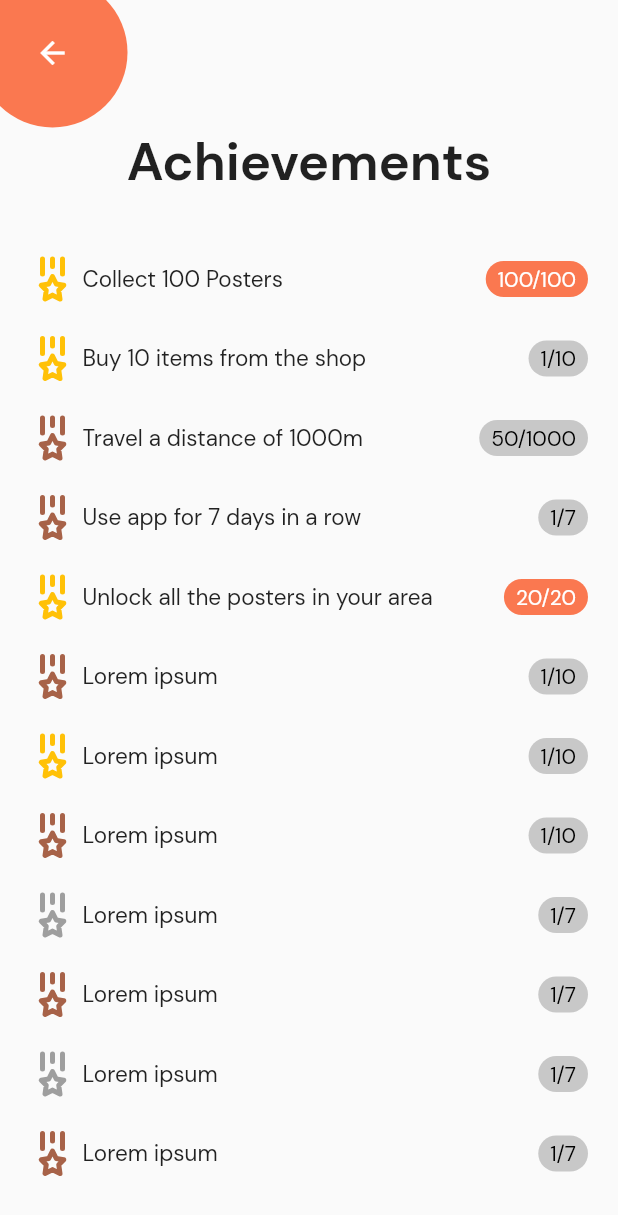
After one commit to anassbelkas/Adzone_front, a Flutter app: the Achievements screen opened directly, on a phone screen of 412 x 824 dp. The commit adds this screen. Shown: the top 1215 px of the screen. Run offline on Flutter 3.47's test engine with Material 2 defaults, Android fonts, the phone set to English and light mode, and no system bars; our stand-ins replace animated_background, animated_splash_screen, dio, flutter_secure_storage, flutter_spinkit, flutter_tabler_icons and 3 more; missing offline and left inert: eventify, material_dialogs, spring; accounts and stored records are empty; network calls fail.

Commit message:
changed rewards and profile and added achievements screen

```diff
--- /dev/null
+++ b/lib/screens/achievements.dart
@@ -0,0 +1,190 @@
+import 'package:adzone/screens/home.dart';
+import 'package:flutter/material.dart';
+import 'package:adzone/theme.dart';
+import 'package:google_nav_bar/google_nav_bar.dart';
+import 'package:iconsax/iconsax.dart';
+import 'package:flutter_tabler_icons/flutter_tabler_icons.dart';
+
+class Achievements extends StatelessWidget {
+  List<Map> achievements = [
+    {
+      'name': 'Collect 100 Posters',
+      'iconPath': TablerIcons.medal,
+      'iconColor': Colors.amber,
+      'progression': '100',
+      'goal': '100'
+    },
+    {
+      'name': 'Buy 10 items from the shop',
+      'iconPath': TablerIcons.medal,
+      'iconColor': Colors.amber,
+      'progression': '1',
+      'goal': '10'
+    },
+    {
+      'name': 'Travel a distance of 1000m',
+      'iconPath': TablerIcons.medal,
+      'iconColor': Color.fromARGB(255, 167, 98, 72),
+      'progression': '50',
+      'goal': '1000'
+    },
+    {
+      'name': 'Use app for 7 days in a row',
+      'iconPath': TablerIcons.medal,
+      'iconColor': Color.fromARGB(255, 167, 98, 72),
+      'progression': '1',
+      'goal': '7'
+    },
+    {
+      'name': 'Unlock all the posters in your area',
+      'iconPath': TablerIcons.medal,
+      'iconColor': Colors.amber,
+      'progression': '20',
+      'goal': '20'
+    },
+    {
+      'name': 'Lorem ipsum',
+      'iconPath': TablerIcons.medal,
+      'iconColor': Color.fromARGB(255, 167, 98, 72),
+      'progression': '1',
+      'goal': '10'
+    },
+    {
+      'name': 'Lorem ipsum',
+      'iconPath': TablerIcons.medal,
+      'iconColor': Colors.amber,
+      'progression': '1',
+      'goal': '10'
+    },
+    {
+      'name': 'Lorem ipsum',
+      'iconPath': TablerIcons.medal,
+      'iconColor': Color.fromARGB(255, 167, 98, 72),
+      'progression': '1',
+      'goal': '10'
+    },
+    {
+      'name': 'Lorem ipsum',
+      'iconPath': TablerIcons.medal,
+      'iconColor': Colors.grey,
+      'progression': '1',
+      'goal': '7'
+    },
+    {
+      'name': 'Lorem ipsum',
+      'iconPath': TablerIcons.medal,
+      'iconColor': Color.fromARGB(255, 167, 98, 72),
+      'progression': '1',
+      'goal': '7'
+    },
+    {
+      'name': 'Lorem ipsum',
+      'iconPath': TablerIcons.medal,
+      'iconColor': Colors.grey,
+      'progression': '1',
+      'goal': '7'
+    },
+    {
+      'name': 'Lorem ipsum',
+      'iconPath': TablerIcons.medal,
+      'iconColor': Color.fromARGB(255, 167, 98, 72),
+      'progression': '1',
+      'goal': '7'
+    },
+  ];
+
+  @override
+  Widget build(BuildContext context) {
+    return Scaffold(
+      body: Container(
+        child: Column(
+          children: [
+            Container(
+              height: 85,
+              child: Stack(
+                children: [
+                  Positioned(
+                      top: -15,
+                      left: -15,
+                      child: Container(
+                        decoration: BoxDecoration(
+                            shape: BoxShape.circle, color: Color(0xFFFA7850)),
+                        width: 100,
+                        height: 100,
+                        child: TextButton(
+                            style: TextButton.styleFrom(
+                                minimumSize: Size.zero,
+                                padding: EdgeInsets.zero,
+                                tapTargetSize: MaterialTapTargetSize.shrinkWrap,
+                                primary: Colors.white),
+                            onPressed: () => Navigator.of(context).pop(),
+                            child: Icon(IconData(0xe092,
+                                fontFamily: 'MaterialIcons',
+                                matchTextDirection: true))),
+                      )),
+                ],
+              ),
+            ),
+            Center(
+              child: Text(
+                "Achievements",
+                style: TextStyle(fontSize: 35, fontWeight: FontWeight.w600),
+              ),
+            ),
+            SizedBox(
+              height: 25,
+            ),
+            SizedBox(
+              height: 5,
+            ),
+            Expanded(
+              child: ListView.builder(
+                shrinkWrap: true,
+                itemCount: achievements.length,
+                itemBuilder: ((context, index) {
+                  return Container(
+                    margin: EdgeInsets.only(left: 15, right: 15, bottom: 3),
+                    height: 50,
+                    child: Row(children: [
+                      Icon(
+                        achievements[index]['iconPath'],
+                        color: achievements[index]['iconColor'],
+                        size: 40,
+                      ),
+                      Text(
+                        achievements[index]['name'],
+                        style: TextStyle(fontSize: 15),
+                      ),
+                      Spacer(),
+                      Container(
+                        margin: EdgeInsets.only(right: 5),
+                        padding: EdgeInsets.only(
+                            top: 3, bottom: 3, left: 8, right: 8),
+                        decoration: BoxDecoration(
+                            color: achievements[index]['progression'] ==
+                                    achievements[index]['goal']
+                                ? Color(0xFFFA7850)
+                                : Color.fromARGB(255, 200, 200, 200),
+                            borderRadius:
+                                BorderRadius.all(Radius.circular(20))),
+                        child: Text(
+                            achievements[index]['progression'] +
+                                '/' +
+                                achievements[index]['goal'],
+                            style: TextStyle(
+                                color: achievements[index]['progression'] ==
+                                        achievements[index]['goal']
+                                    ? Colors.white
+                                    : Colors.black)),
+                      )
+                    ]),
+                  );
+                }),
+              ),
+            ),
+          ],
+        ),
+      ),
+    );
+  }
+}
--- a/lib/screens/profil.dart
+++ b/lib/screens/profil.dart
@@ -1,6 +1,7 @@
 import 'package:adzone/screens/Settings.dart';
 import 'package:adzone/screens/home.dart';
 import 'package:adzone/screens/rewards.dart';
+import 'package:adzone/screens/achievements.dart';
 import 'package:flutter/material.dart';
 import 'package:adzone/theme.dart';
 
@@ -46,6 +47,7 @@ class Profil extends StatelessWidget {
             Container(
               padding: EdgeInsets.only(left: 16, top: 25, right: 16),
               child: Column(
+                crossAxisAlignment: CrossAxisAlignment.start,
                 children: [
                   Center(
                     child: Stack(
@@ -182,7 +184,13 @@ class Profil extends StatelessWidget {
                             tapTargetSize: MaterialTapTargetSize.shrinkWrap,
                             primary: Colors.black,
                           ),
-                          onPressed: () {},
+                          onPressed: () {
+                            Navigator.push(
+                              context,
+                              MaterialPageRoute(
+                                  builder: (context) => Achievements()),
+                            );
+                          },
                           child: Icon(IconData(0xe09c,
                               fontFamily: 'MaterialIcons',
                               matchTextDirection: true)))
@@ -252,6 +260,7 @@ class Profil extends StatelessWidget {
                       padding: const EdgeInsets.all(12)),
                   SizedBox(height: 15),
                   Container(
+                    width: double.infinity,
                     decoration: BoxDecoration(
                         border: Border.all(color: Color(0xFFFA7850), width: 2),
                         borderRadius: BorderRadius.all(Radius.circular(10))),
--- a/lib/screens/rewards.dart
+++ b/lib/screens/rewards.dart
@@ -161,6 +161,9 @@ class _RewardsState extends State<Rewards> {
                     }),
               ),
             ),
+            SizedBox(
+              height: 5,
+            ),
             Expanded(
               child: ListView.builder(
                 shrinkWrap: true,
--- a/pubspec.yaml
+++ b/pubspec.yaml
@@ -43,6 +43,7 @@ dependencies:
   iconsax: ^0.0.8
   google_nav_bar: ^5.0.6
   badges: ^2.0.3
+  flutter_tabler_icons: ^1.1.1
 
 dev_dependencies:
   flutter_test:
```
Also changed, not shown: pubspec.lock.
